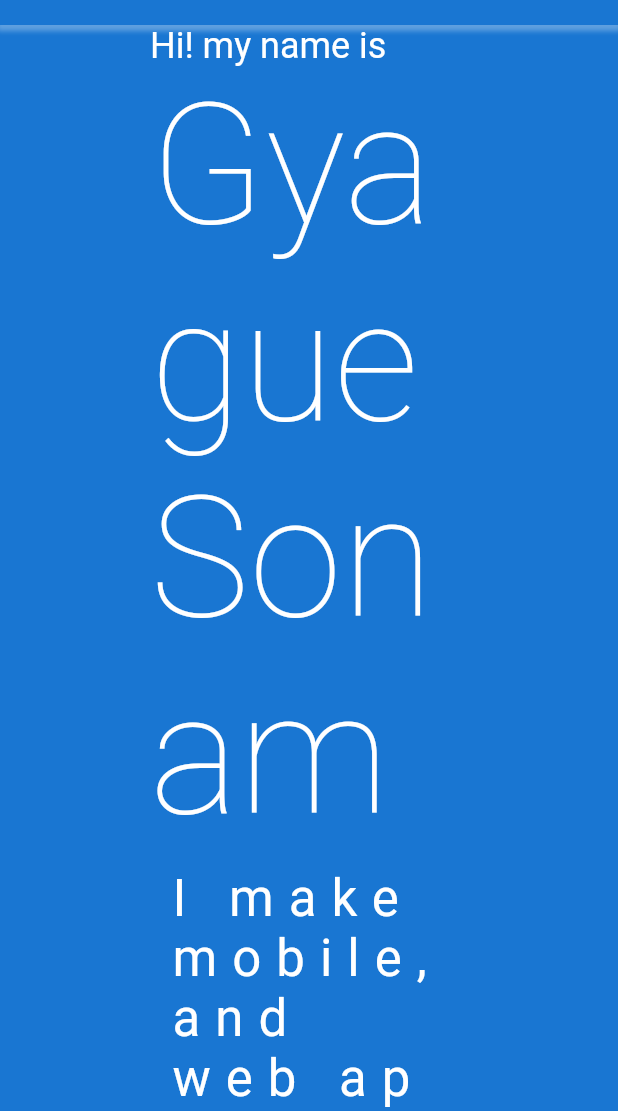
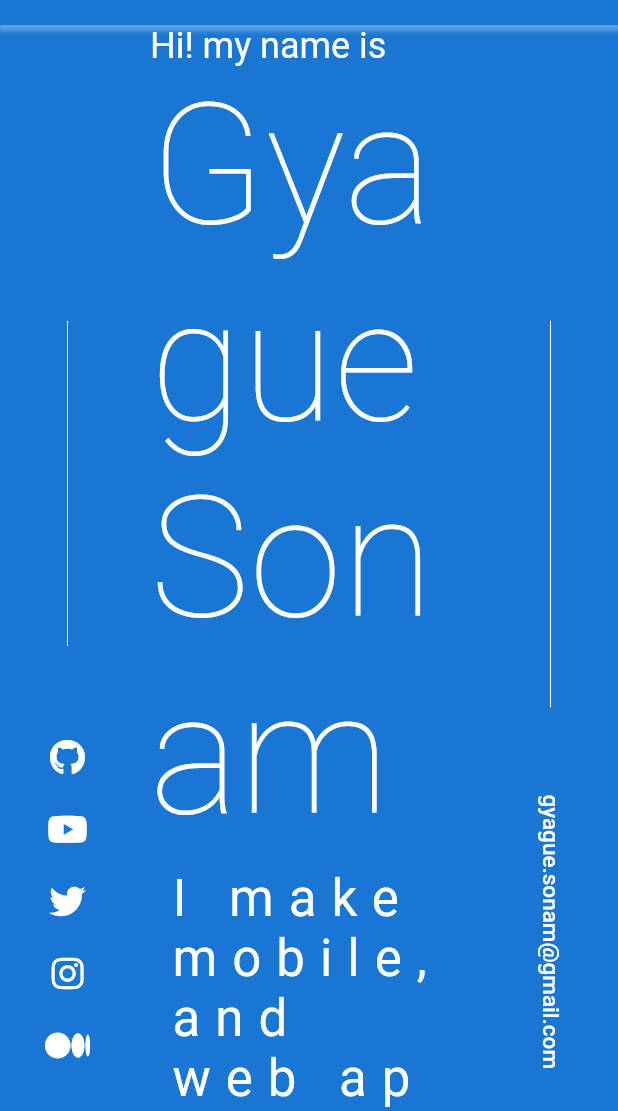
Before and after one commit to gyakhoe/portfolio, a Flutter app: the screen it shows after launch, on a phone screen of 412 x 824 dp, the part 125-1236 px from its top. Run offline on Flutter 3.47's test engine with Material 2 defaults, Android fonts, the phone set to English and light mode, and no system bars; our stand-ins replace bloc, font_awesome_flutter; generated files the repository leaves out were written again.

Commit message:
side header added and top header separeted

```diff
--- a/lib/contact/views/contact_page.dart
+++ b/lib/contact/views/contact_page.dart
@@ -1,6 +1,6 @@
 import 'package:flutter/material.dart';
 import 'package:portfolio/l10n/l10n.dart';
-import 'package:url_launcher/url_launcher.dart';
+import 'package:portfolio/utilities/open_functions.dart';
 
 class ContactPage extends StatelessWidget {
   const ContactPage({Key? key}) : super(key: key);
@@ -58,12 +58,7 @@ class ContactPage extends StatelessWidget {
               ),
             ),
             onPressed: () {
-              final emailURI = Uri(
-                scheme: l10n.contactEmailScheme,
-                path: l10n.contactUserEmail,
-                query: l10n.contactEmailSubject,
-              );
-              launchUrl(emailURI);
+              appsSendEmail(context: context);
               // launchUrlString(emailURI.toString());
             },
             child: SizedBox(
--- /dev/null
+++ b/lib/header/views/side_header_page.dart
@@ -0,0 +1,107 @@
+import 'package:flutter/material.dart';
+import 'package:font_awesome_flutter/font_awesome_flutter.dart';
+import 'package:portfolio/l10n/l10n.dart';
+import 'package:portfolio/utilities/open_functions.dart';
+
+class SiderHeaderPage extends StatelessWidget {
+  const SiderHeaderPage({
+    Key? key,
+    required Alignment alignment,
+    required Color color,
+    required bool isEmailHeader,
+  })  : _alignment = alignment,
+        _color = color,
+        _isEmailHeader = isEmailHeader,
+        super(key: key);
+
+  final Alignment _alignment;
+  final Color _color;
+  final bool _isEmailHeader;
+  @override
+  Widget build(BuildContext context) {
+    final l10n = context.l10n;
+    return Align(
+      alignment: _alignment,
+      child: Container(
+        color: _color,
+        width: 70,
+        height: MediaQuery.of(context).size.height * 0.7,
+        padding: const EdgeInsets.all(10),
+        margin: const EdgeInsets.all(10),
+        child: Column(
+          mainAxisAlignment: MainAxisAlignment.end,
+          children: _isEmailHeader
+              ? [
+                  _headerVerticalDivider(),
+                  Center(
+                    child: RotatedBox(
+                      quarterTurns: 1,
+                      child: TextButton(
+                        onPressed: () => appsSendEmail(context: context),
+                        child: Text(
+                          l10n.contactUserEmail,
+                          style: const TextStyle(
+                            color: Colors.white,
+                            fontSize: 15,
+                          ),
+                        ),
+                      ),
+                    ),
+                  )
+                ]
+              : [
+                  _headerVerticalDivider(),
+                  IconButton(
+                    onPressed: () => appsLaunchGivenUrl(
+                      urlToLaunch: l10n.socialGithubUrl,
+                    ),
+                    icon: _socialIcon(icon: FontAwesomeIcons.github),
+                  ),
+                  IconButton(
+                    onPressed: () => appsLaunchGivenUrl(
+                      urlToLaunch: l10n.socialYoutubeUrl,
+                    ),
+                    icon: _socialIcon(icon: FontAwesomeIcons.youtube),
+                  ),
+                  IconButton(
+                    onPressed: () => appsLaunchGivenUrl(
+                      urlToLaunch: l10n.socialTwitterUrl,
+                    ),
+                    icon: _socialIcon(icon: FontAwesomeIcons.twitter),
+                  ),
+                  IconButton(
+                    onPressed: () => appsLaunchGivenUrl(
+                      urlToLaunch: l10n.socialInstagramUrl,
+                    ),
+                    icon: _socialIcon(icon: FontAwesomeIcons.instagram),
+                  ),
+                  IconButton(
+                    onPressed: () => appsLaunchGivenUrl(
+                      urlToLaunch: l10n.socialMediumURL,
+                    ),
+                    icon: _socialIcon(icon: FontAwesomeIcons.medium),
+                  ),
+                ],
+        ),
+      ),
+    );
+  }
+
+  FaIcon _socialIcon({required IconData icon}) {
+    return FaIcon(
+      icon,
+      color: Colors.white,
+    );
+  }
+
+  Widget _headerVerticalDivider() {
+    return const Expanded(
+      child: VerticalDivider(
+        color: Colors.white,
+        width: 5,
+        indent: 50,
+        endIndent: 50,
+      ),
+    );
+  }
+}
--- /dev/null
+++ b/lib/header/views/top_header_page.dart
@@ -0,0 +1,97 @@
+import 'package:flutter/material.dart';
+import 'package:portfolio/l10n/l10n.dart';
+
+class TopHeaderPage extends StatelessWidget {
+  const TopHeaderPage({Key? key}) : super(key: key);
+
+  @override
+  Widget build(BuildContext context) {
+    final l10n = context.l10n;
+    return Align(
+      alignment: Alignment.topCenter,
+      child: Container(
+        decoration: BoxDecoration(
+          boxShadow: const [
+            BoxShadow(
+              color: Colors.white30,
+              offset: Offset(
+                0,
+                2,
+              ),
+              blurRadius: 2,
+              spreadRadius: 2,
+            ), //BoxShadow
+            BoxShadow(
+              color: Colors.white,
+            ),
+          ],
+          color: Theme.of(context).primaryColorDark,
+        ),
+        height: 100,
+        width: MediaQuery.of(context).size.width,
+        child: Stack(
+          children: [
+            const Align(
+              alignment: Alignment.centerLeft,
+              child: Padding(
+                padding: EdgeInsets.all(10),
+                child: Icon(
+                  Icons.language,
+                  color: Colors.white,
+                  size: 80,
+                ),
+              ),
+            ),
+            Align(
+              alignment: Alignment.centerRight,
+              child: SizedBox(
+                width: 400,
+                child: Row(
+                  children: [
+                    _navItem(textToDisplay: l10n.navAboutTitle),
+                    _navItem(textToDisplay: l10n.navExperianceTitle),
+                    _navItem(textToDisplay: l10n.navWorkTitle),
+                    _navItem(textToDisplay: l10n.navContactTitle),
+                    MaterialButton(
+                      onPressed: () {},
+                      shape: RoundedRectangleBorder(
+                        borderRadius: BorderRadius.circular(10),
+                        side: const BorderSide(
+                          color: Colors.white,
+                          width: 2,
+                        ),
+                      ),
+                      child: Text(
+                        l10n.navResumeTitle,
+                        style: const TextStyle(
+                          color: Colors.white,
+                        ),
+                      ),
+                    )
+                  ],
+                ),
+              ),
+            ),
+          ],
+        ),
+      ),
+    );
+  }
+
+  Widget _navItem({required String textToDisplay}) {
+    return Container(
+      margin: const EdgeInsets.all(10),
+      padding: const EdgeInsets.all(5),
+      child: Text(
+        textToDisplay,
+        style: _homeNavTextStyle(),
+      ),
+    );
+  }
+
+  TextStyle _homeNavTextStyle() {
+    return const TextStyle(
+      color: Colors.white,
+    );
+  }
+}
--- a/lib/home/views/home_page.dart
+++ b/lib/home/views/home_page.dart
@@ -3,7 +3,8 @@ import 'package:portfolio/about/views/about_page.dart';
 import 'package:portfolio/contact/views/contact_page.dart';
 import 'package:portfolio/experiance/views/experiance_page.dart';
 import 'package:portfolio/footer/views/footer_page.dart';
-import 'package:portfolio/l10n/l10n.dart';
+import 'package:portfolio/header/views/side_header_page.dart';
+import 'package:portfolio/header/views/top_header_page.dart';
 import 'package:portfolio/main/views/main_page.dart';
 import 'package:portfolio/work/views/work_page.dart';
 
@@ -23,97 +24,21 @@ class _HomeView extends StatelessWidget {
 
   @override
   Widget build(BuildContext context) {
-    final l10n = context.l10n;
     return Stack(
       children: [
         _homeListView(context),
-        Align(
-          alignment: Alignment.topCenter,
-          child: Container(
-            decoration: BoxDecoration(
-              boxShadow: const [
-                BoxShadow(
-                  color: Colors.white30,
-                  offset: Offset(
-                    0,
-                    2,
-                  ),
-                  blurRadius: 2,
-                  spreadRadius: 2,
-                ), //BoxShadow
-                BoxShadow(
-                  color: Colors.white,
-                ),
-              ],
-              color: Theme.of(context).primaryColorDark,
-            ),
-            height: 100,
-            width: MediaQuery.of(context).size.width,
-            child: Stack(
-              children: [
-                const Align(
-                  alignment: Alignment.centerLeft,
-                  child: Padding(
-                    padding: EdgeInsets.all(10),
-                    child: Icon(
-                      Icons.language,
-                      color: Colors.white,
-                      size: 80,
-                    ),
-                  ),
-                ),
-                Align(
-                  alignment: Alignment.centerRight,
-                  child: SizedBox(
-                    width: 400,
-                    child: Row(
-                      children: [
-                        _navItem(textToDisplay: l10n.navAboutTitle),
-                        _navItem(textToDisplay: l10n.navExperianceTitle),
-                        _navItem(textToDisplay: l10n.navWorkTitle),
-                        _navItem(textToDisplay: l10n.navContactTitle),
-                        MaterialButton(
-                          onPressed: () {},
-                          shape: RoundedRectangleBorder(
-                            borderRadius: BorderRadius.circular(10),
-                            side: const BorderSide(
-                              color: Colors.white,
-                              width: 2,
-                            ),
-                          ),
-                          child: Text(
-                            l10n.navResumeTitle,
-                            style: const TextStyle(
-                              color: Colors.white,
-                            ),
-                          ),
-                        )
-                      ],
-                    ),
-                  ),
-                ),
-              ],
-            ),
-          ),
+        const TopHeaderPage(),
+        SiderHeaderPage(
+          isEmailHeader: false,
+          alignment: Alignment.bottomLeft,
+          color: Theme.of(context).primaryColorDark,
         ),
+        SiderHeaderPage(
+          isEmailHeader: true,
+          alignment: Alignment.bottomRight,
+          color: Theme.of(context).primaryColorDark,
+        )
       ],
-    );
-  }
-
-  TextStyle _homeNavTextStyle() {
-    return const TextStyle(
-      color: Colors.white,
-    );
-  }
-
-  Widget _navItem({required String textToDisplay}) {
-    return Container(
-      margin: const EdgeInsets.all(10),
-      padding: const EdgeInsets.all(5),
-      child: Text(
-        textToDisplay,
-        style: _homeNavTextStyle(),
-      ),
     );
   }
 
--- a/lib/l10n/arb/app_en.arb
+++ b/lib/l10n/arb/app_en.arb
@@ -313,5 +313,30 @@
     "navResumeTitle": "Resume",
     "@navResumeTitle": {
         "description": "Title for the resume button on navigation header"
+    },
+    "@@locale": "en",
+    "socialGithubUrl": "www.github.com/gyakhoe",
+    "@socialGithubUrl": {
+        "description": "Github profile URL of portofio owner"
+    },
+    "@@locale": "en",
+    "socialYoutubeUrl": "www.youtube.com/gyakhoe",
+    "@socialYoutubeUrl": {
+        "description": "Youtube profile URL of the portfolio owner"
+    },
+    "@@locale": "en",
+    "socialTwitterUrl": "www.twitter.com/gyakhoe",
+    "@socialTwitterUrl": {
+        "description": "Twitter profile URL of the portfolio owner"
+    },
+    "@@locale": "en",
+    "socialInstagramUrl": "www.instagram.com/gyakhoe",
+    "@socialInstagramUrl": {
+        "description": "instagram profile URL of the portfoio owner"
+    },
+    "@@locale": "en",
+    "socialMediumURL": "gyakhoe.medium.com",
+    "@socialMediumURL": {
+        "description": "medium profile URL of the portofio owner"
     }
 }
--- a/lib/utilities/open_functions.dart
+++ b/lib/utilities/open_functions.dart
@@ -1,3 +1,5 @@
+import 'package:flutter/material.dart';
+import 'package:portfolio/l10n/l10n.dart';
 import 'package:url_launcher/url_launcher.dart';
 
 void appsLaunchGivenUrl({required String urlToLaunch}) {
@@ -13,3 +15,13 @@ void appsLaunchGivenUrl({required String urlToLaunch}) {
   final uriToLaunch = Uri(scheme: 'https', host: host, path: path);
   launchUrl(uriToLaunch);
 }
+
+void appsSendEmail({required BuildContext context}) {
+  final l10n = context.l10n;
+  final emailURI = Uri(
+    scheme: l10n.contactEmailScheme,
+    path: l10n.contactUserEmail,
+    query: l10n.contactEmailSubject,
+  );
+  launchUrl(emailURI);
+}
--- a/pubspec.yaml
+++ b/pubspec.yaml
@@ -13,6 +13,7 @@ dependencies:
   flutter_bloc: ^8.0.1
   flutter_localizations:
     sdk: flutter
+  font_awesome_flutter: ^10.1.0
   intl: ^0.17.0
   url_launcher: ^6.1.0
 
```
Also changed, not shown: pubspec.lock.
